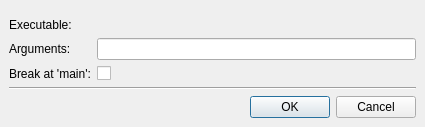
This is src/plugins/debugger/startexternaldialog.ui in qt-creator/qt-creator as Qt 5 draws it before an edit. The edited form follows.
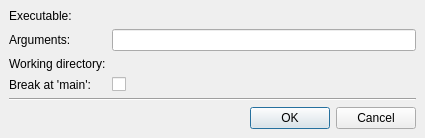
This is the edited form. Custom widgets are drawn as their Qt base class.

Commit message: debugger: let the user specify a working directory when starting a local application

The edit to the form file:
```diff
--- a/src/plugins/debugger/startexternaldialog.ui
+++ b/src/plugins/debugger/startexternaldialog.ui
@@ -58,17 +58,24 @@
      <item row="1" column="1">
       <widget class="QLineEdit" name="argsEdit"/>
      </item>
-     <item row="0" column="1">
-      <widget class="Utils::PathChooser" name="execFile" native="true"/>
+     <item row="2" column="0">
+      <widget class="QLabel" name="workingDirectoryLabel">
+       <property name="text">
+        <string>Working directory:</string>
+       </property>
+      </widget>
      </item>
      <item row="2" column="1">
+      <widget class="Utils::PathChooser" name="workingDirectory" native="true"/>
+     </item>
+     <item row="3" column="1">
       <widget class="QCheckBox" name="checkBoxBreakAtMain">
        <property name="text">
         <string/>
        </property>
       </widget>
      </item>
-     <item row="2" column="0">
+     <item row="3" column="0">
       <widget class="QLabel" name="labelBreakAtMain">
        <property name="text">
         <string>Break at 'main':</string>
```
Left out of the diff: 3 changed lines with no effect on the pictures. The commit also changes 9 other files.
